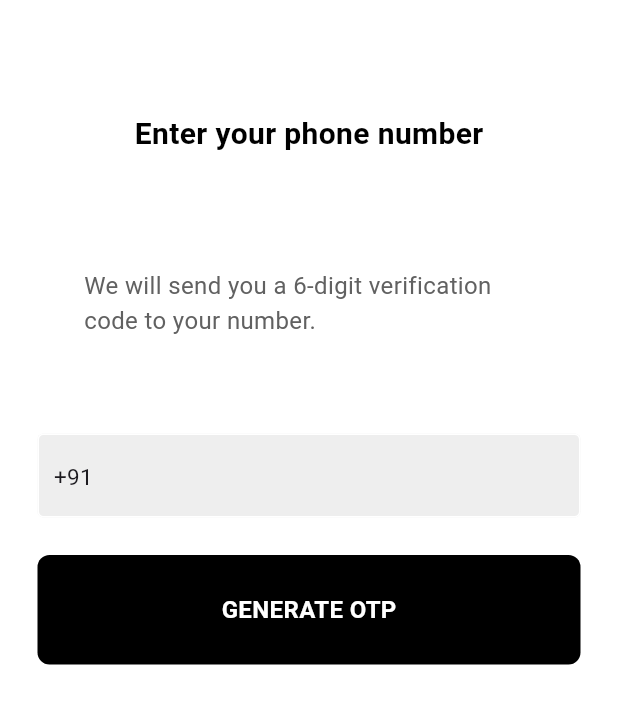
After one commit to 123Tinu/shoesferm, a Flutter app: the SentOtp screen opened directly, on a phone screen of 412 x 824 dp. The commit adds this screen. Shown: the top 704 px of the screen. Run offline on Flutter 3.47's test engine with Material 3 defaults, Android fonts, the phone set to English and light mode, and no system bars.

Commit message:
Initial commit

```diff
--- a/lib/main.dart
+++ b/lib/main.dart
@@ -1,5 +1,5 @@
 import 'package:flutter/material.dart';
-import 'package:shoesferm/view/auth_ui/forgot_password_screen.dart';
+import 'package:shoesferm/view/auth_ui/splash_screen.dart';
 
 main() {
   runApp(const MyApp());
@@ -11,7 +11,7 @@ class MyApp extends StatelessWidget {
   @override
   Widget build(BuildContext context) {
     return const MaterialApp(
-      home: ForgotPassword(),
+      home: SplashScreen(),
     );
   }
 }
--- /dev/null
+++ b/lib/view/auth_ui/phone_sent_otp_screen.dart
@@ -0,0 +1,122 @@
+import 'package:flutter/material.dart';
+import 'package:shoesferm/view/auth_ui/phone_verify_otp_screen.dart';
+import 'package:shoesferm/view/widgets/textfield_widget.dart';
+import '../widgets/button_widget.dart';
+
+class SentOtp extends StatefulWidget {
+  const SentOtp({super.key});
+
+  @override
+  State<SentOtp> createState() => _SentOtpState();
+}
+
+class _SentOtpState extends State<SentOtp> {
+  final _phoneController1 = TextEditingController();
+  final _loginKey4 = GlobalKey<FormState>();
+  bool isLoading4 = false;
+
+  @override
+  Widget build(BuildContext context) {
+    return SafeArea(
+      child: Scaffold(
+        backgroundColor: Colors.white,
+        body: SingleChildScrollView(
+          child: Form(
+            key: _loginKey4,
+            child: Column(
+              mainAxisAlignment: MainAxisAlignment.center,
+              children: [
+                const SizedBox(
+                  height: 75,
+                ),
+                const Text(
+                  'Enter your phone number',
+                  style: TextStyle(
+                    color: Colors.black,
+                    fontWeight: FontWeight.bold,
+                    fontSize: 20,
+                  ),
+                ),
+                const SizedBox(
+                  height: 75,
+                ),
+                SizedBox(
+                  width: 300,
+                  height: 60,
+                  child: Text(
+                    'We will send you a 6-digit verification code to your number.',
+                    style: TextStyle(
+                        color: Colors.grey[700],
+                        fontSize: 16,
+                        fontWeight: FontWeight.w400),
+                  ),
+                ),
+                const SizedBox(
+                  height: 50,
+                ),
+                MyTextField(
+                  keyboardType: TextInputType.phone,
+                  controller: _phoneController1,
+                  hintText: "",
+                  obscureText: false,
+                  prefixIcon: const Column(
+                    mainAxisAlignment: MainAxisAlignment.start,
+                    children: [
+                      SizedBox(
+                        height: 14,
+                      ),
+                      Text(
+                        "+91",
+                        textAlign: TextAlign.center,
+                        style: TextStyle(
+                            fontSize: 15, fontWeight: FontWeight.w400),
+                      ),
+                    ],
+                  ),
+                  suffixIcon: null,
+                  validator: (value) {
+                    if (value == null || value.isEmpty) {
+                      return "Please input your phone number";
+                    }
+                    if (!RegExp(r'^(\+91[\-\s]?)?0?(91)?[789]\d{9}$')
+                        .hasMatch(value)) {
+                      return "Enter a valid phone number";
+                    }
+                    return null;
+                  },
+                ),
+                const SizedBox(
+                  height: 25,
+                ),
+                MyButton(
+                  child: const Center(
+                    child: Text(
+                      "GENERATE OTP",
+                      style: TextStyle(
+                        color: Colors.white,
+                        fontWeight: FontWeight.bold,
+                        fontSize: 16,
+                      ),
+                    ),
+                  ),
+                  onTap: () async {
+                    if (_loginKey4.currentState!.validate()) {
+                      setState(() {
+                        isLoading4 = true;
+                        Navigator.pushReplacement(context, MaterialPageRoute(
+                          builder: (context) {
+                            return const VerifyOtp();
+                          },
+                        ));
+                      });
+                    }
+                  },
+                ),
+              ],
+            ),
+          ),
+        ),
+      ),
+    );
+  }
+}
--- a/lib/view/auth_ui/splash_screen.dart
+++ b/lib/view/auth_ui/splash_screen.dart
@@ -1,6 +1,6 @@
 import 'dart:async';
 import 'package:flutter/material.dart';
-import 'package:shoesferm/view/auth_ui/sign_in_screen.dart';
+import 'package:shoesferm/view/auth_ui/welcome_screen.dart';
 
 class SplashScreen extends StatefulWidget {
   const SplashScreen({super.key});
@@ -18,7 +18,7 @@ class _SplashScreenState extends State<SplashScreen> {
         () => Navigator.pushReplacement(
             context,
             MaterialPageRoute(
-              builder: (context) => const SignIn(),
+              builder: (context) => const WelcomeScreen(),
             )));
   }
 
```
Also changed, not shown: lib/view/auth_ui/forgot_password_screen.dart (+4 -4 lines), lib/view/auth_ui/phone_verify_otp_screen.dart (added, +99 -0 lines), lib/view/auth_ui/sign_in_screen.dart (+19 -4 lines), lib/view/auth_ui/sign_up_screen.dart (+19 -4 lines), lib/view/auth_ui/welcome_screen.dart (added, +84 -0 lines), lib/view/widgets/square_tile_widget.dart (+6 -1 lines), assets/images/nike_wsi.jpeg (added).
